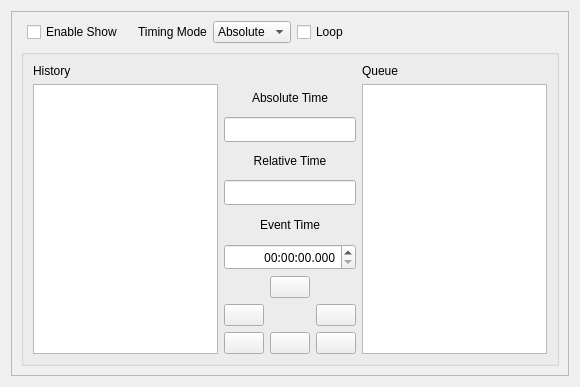
Before: the Qt Designer form src/widget/showcontrolwidget.ui in 8bitbuddhist/PixelMaestro-Studio, drawn with Qt 5.
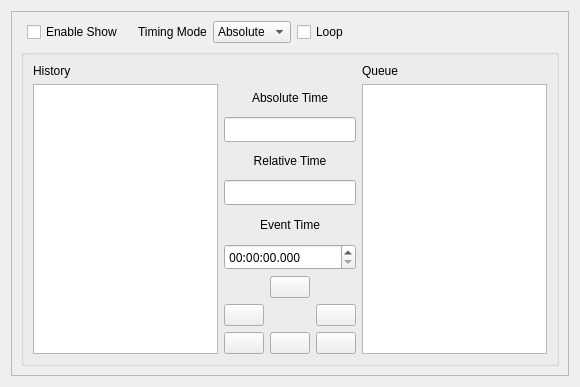
After: the same form once the commit is applied. Icons and pictures are not drawn.

```diff
--- a/src/widget/showcontrolwidget.ui
+++ b/src/widget/showcontrolwidget.ui
@@ -254,7 +254,7 @@
                <string>Uses the format &quot;hours:minutes:seconds.milliseconds&quot;</string>
               </property>
               <property name="alignment">
-               <set>Qt::AlignRight|Qt::AlignTrailing|Qt::AlignVCenter</set>
+               <set>Qt::AlignLeading|Qt::AlignLeft|Qt::AlignVCenter</set>
               </property>
               <property name="currentSection">
                <enum>QDateTimeEdit::SecondSection</enum>
```
Left out of the diff: 4 changed lines with no effect on the pictures.
